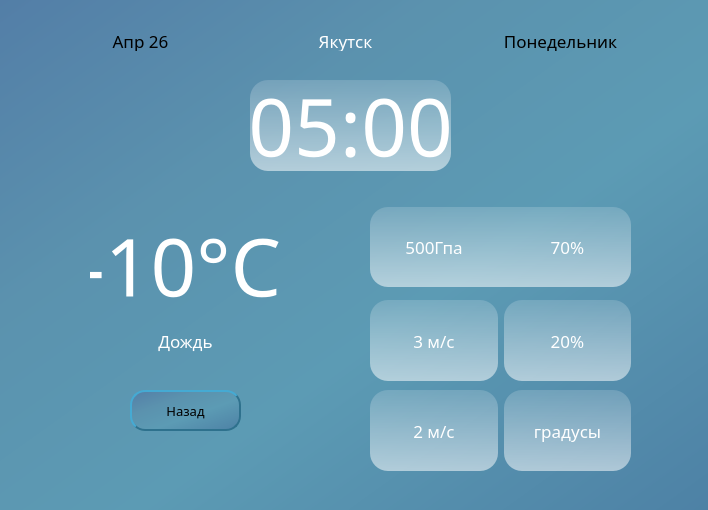
This is design/main_detail.ui in Animila/PyWeather as Qt 5 draws it before an edit. The edited form follows.
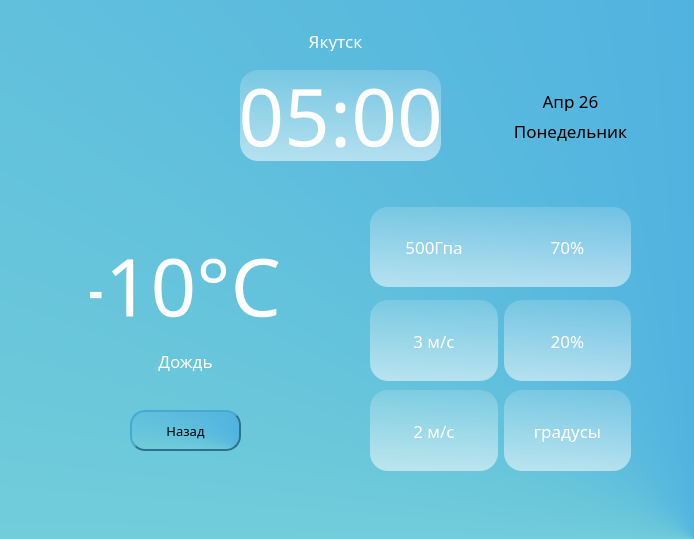
This is the edited form. Icons and pictures are not drawn.

What changed in the file:
```diff
--- a/design/main_detail.ui
+++ b/design/main_detail.ui
@@ -6,22 +6,22 @@
    <rect>
     <x>0</x>
     <y>0</y>
-    <width>708</width>
-    <height>510</height>
+    <width>694</width>
+    <height>539</height>
    </rect>
   </property>
   <property name="windowTitle">
    <string>MainWindow</string>
   </property>
   <property name="styleSheet">
-   <string notr="true">background-color: qlineargradient(spread:repeat, x1:0, y1:0, x2:1, y2:1, stop:0 rgba(83, 126, 167, 255), stop:0.306818 rgba(91, 146, 174, 255), stop:0.596591 rgba(92, 155, 180, 255), stop:1 rgba(77, 129, 165, 255));</string>
+   <string notr="true">background-color: qconicalgradient(cx:1, cy:1, angle:0, stop:0 rgba(0, 131, 214, 255), stop:0.0397727 rgba(54, 156, 228, 255), stop:0.965909 rgba(173, 255, 207, 255), stop:0.971591 rgba(149, 255, 200, 255), stop:1 rgba(255, 255, 255, 255));</string>
   </property>
   <widget class="QWidget" name="centralwidget">
    <widget class="QLabel" name="week">
     <property name="geometry">
      <rect>
-      <x>490</x>
-      <y>30</y>
+      <x>500</x>
+      <y>120</y>
       <width>141</width>
       <height>21</height>
      </rect>
@@ -46,7 +46,7 @@
     <property name="geometry">
      <rect>
       <x>90</x>
-      <y>310</y>
+      <y>330</y>
       <width>191</width>
       <height>61</height>
      </rect>
@@ -76,7 +76,7 @@
    <widget class="QLabel" name="gorod">
     <property name="geometry">
      <rect>
-      <x>300</x>
+      <x>290</x>
       <y>30</y>
       <width>91</width>
       <height>21</height>
@@ -102,8 +102,8 @@
    <widget class="QLabel" name="time">
     <property name="geometry">
      <rect>
-      <x>250</x>
-      <y>80</y>
+      <x>240</x>
+      <y>70</y>
       <width>201</width>
       <height>91</height>
      </rect>
@@ -126,11 +126,30 @@
      <set>Qt::AlignCenter</set>
     </property>
    </widget>
+   <widget class="QLabel" name="photo">
+    <property name="geometry">
+     <rect>
+      <x>40</x>
+      <y>40</y>
+      <width>150</width>
+      <height>150</height>
+     </rect>
+    </property>
+    <property name="styleSheet">
+     <string notr="true">background-color: None;</string>
+    </property>
+    <property name="text">
+     <string/>
+    </property>
+    <property name="pixmap">
+     <pixmap>../image/01d.png</pixmap>
+    </property>
+   </widget>
    <widget class="QLabel" name="gradus">
     <property name="geometry">
      <rect>
       <x>90</x>
-      <y>220</y>
+      <y>240</y>
       <width>191</width>
       <height>91</height>
      </rect>
@@ -155,8 +174,8 @@
    <widget class="QLabel" name="day">
     <property name="geometry">
      <rect>
-      <x>90</x>
-      <y>30</y>
+      <x>520</x>
+      <y>90</y>
       <width>101</width>
       <height>21</height>
      </rect>
@@ -181,7 +200,7 @@
     <property name="geometry">
      <rect>
       <x>10</x>
-      <y>470</y>
+      <y>510</y>
       <width>61</width>
       <height>21</height>
      </rect>
@@ -209,7 +228,7 @@
     <property name="geometry">
      <rect>
       <x>130</x>
-      <y>390</y>
+      <y>410</y>
       <width>111</width>
       <height>41</height>
      </rect>
@@ -312,7 +331,7 @@
      </item>
     </layout>
    </widget>
-   <widget class="QWidget" name="" native="true">
+   <widget class="QWidget" name="widget" native="true">
     <property name="geometry">
      <rect>
       <x>370</x>
@@ -379,7 +398,7 @@
      </item>
     </layout>
    </widget>
-   <widget class="QWidget" name="" native="true">
+   <widget class="QWidget" name="widget" native="true">
     <property name="geometry">
      <rect>
       <x>370</x>
```
Left out of the diff: 2 changed lines with no effect on the pictures.
